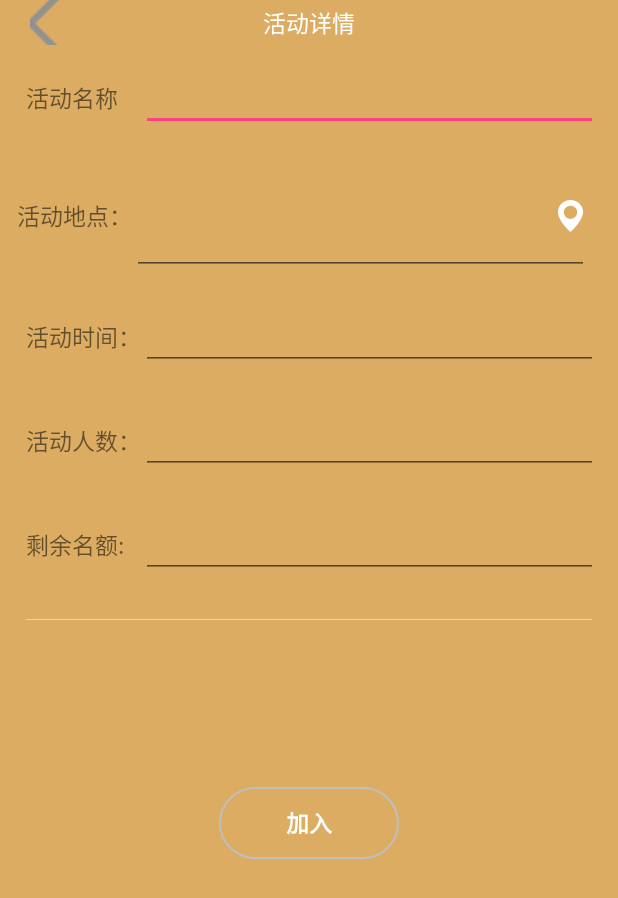
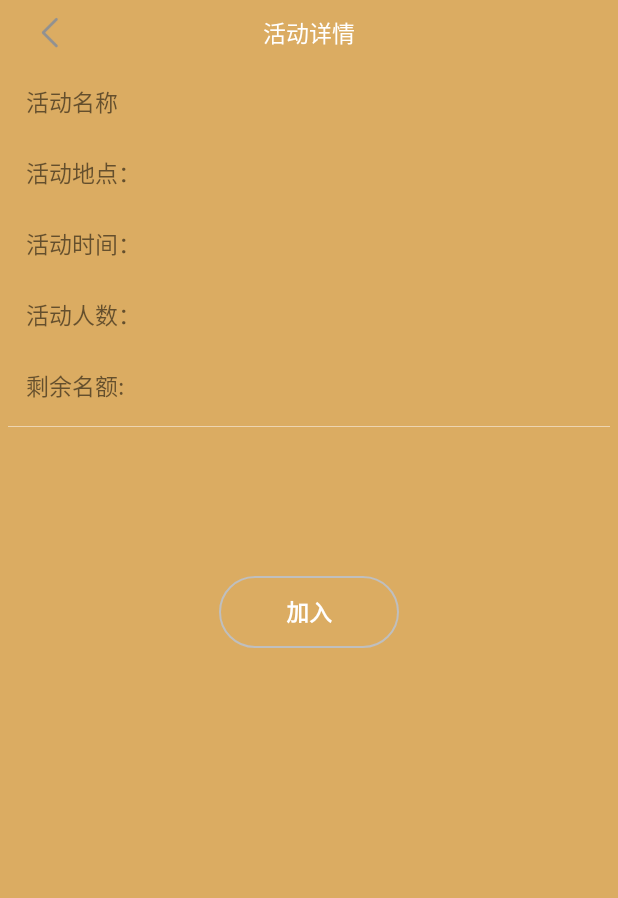
Before and after one commit to WeihaoJiang/sport, an Android app: the PublishFragment screen opened directly, with no data from a screen before it, on a phone screen of 412 x 824 dp. Shown: the top 898 px of the screen. Run offline under Robolectric (Android 15) with nearby library versions, the phone set to English and light mode, and no system bars; our stand-ins replace CircleImageView, EventBus; libraries missing offline, so code that uses them is left out: com.avos.avoscloud, com.bin.david; 6 statements that could not run were skipped.

Commit message:
update:活动详情页

```diff
--- a/app/src/main/java/com/example/jiangweihao/sport/coding/fragment/PublishFragment.java
+++ b/app/src/main/java/com/example/jiangweihao/sport/coding/fragment/PublishFragment.java
@@ -38,7 +38,7 @@ import java.io.InputStream;
  */
 public class PublishFragment extends Fragment {
    // Context mBase;
-    EditText mtitle,mprice,description,phoneNum,num;
+   TextView mtitle,mprice,description,phoneNum,num;
     ImageView mImageViewSelect;
     TextView classify, user_message;
     EditText tele, e_mail, user_name;
@@ -71,10 +71,10 @@ public class PublishFragment extends Fragment {
 
         View view = inflater.inflate(R.layout.fragment_publish, container, false);
         //classify = (TextView) view.findViewById(R.id.classify);
-        mtitle = (EditText) view.findViewById(R.id.etpoduct_name);
-        mprice = (EditText) view.findViewById(R.id.time);
-        description = (EditText) view.findViewById(R.id.address);
-        phoneNum = (EditText)view.findViewById(R.id.phone_num);
+        mtitle = (TextView) view.findViewById(R.id.etpoduct_name);
+        mprice = (TextView) view.findViewById(R.id.time);
+        description = (TextView) view.findViewById(R.id.address);
+        phoneNum = (TextView)view.findViewById(R.id.phone_num);
         mImageViewSelect = (ImageView) view.findViewById(R.id.imageview_select_publish);
         num = view.findViewById(R.id.button_sub_num);
 //        Button mButtonSelect = (Button) view.findViewById(R.id.button_select_picture);
--- a/app/src/main/res/layout/activity_detail1.xml
+++ b/app/src/main/res/layout/activity_detail1.xml
@@ -13,12 +13,13 @@
         <RelativeLayout
             android:id="@+id/rl_title"
             android:layout_width="match_parent"
-            android:layout_height="30dp">
+            android:layout_height="44dp">
             <ImageView
                 android:id="@+id/iv_back"
                 android:layout_width="30dp"
                 android:layout_height="30dp"
-                android:scaleType="center"
+                android:scaleType="centerInside"
+                android:layout_centerVertical="true"
                 android:layout_marginLeft="@dimen/dp_20"
                 android:src="@drawable/icon_pic_back_ns" />
 
--- a/app/src/main/res/layout/fragment_publish.xml
+++ b/app/src/main/res/layout/fragment_publish.xml
@@ -1,8 +1,7 @@
 <ScrollView xmlns:android="http://schemas.android.com/apk/res/android"
     xmlns:tools="http://schemas.android.com/tools"
     android:layout_width="match_parent"
-    android:layout_height="match_parent"
-   >
+    android:layout_height="match_parent">
 
     <LinearLayout
         android:layout_width="match_parent"
@@ -12,9 +11,9 @@
         <TableLayout
             android:layout_width="match_parent"
             android:layout_height="match_parent"
+            android:layout_gravity="center_horizontal"
             android:layout_marginLeft="5dp"
             android:layout_marginRight="5dp"
-            android:layout_gravity="center_horizontal"
             android:stretchColumns="1">
 
             <TableRow android:padding="12dp">
@@ -25,27 +24,29 @@
                     android:text="活动名称"
                     android:textSize="15sp" />
 
-                <EditText
+                <TextView
                     android:id="@+id/etpoduct_name"
                     android:layout_width="match_parent"
                     android:layout_height="wrap_content"
                     android:singleLine="true" />
             </TableRow>
 
-            <TableRow android:padding="6dp">
+            <TableRow android:padding="12dp">
+
                 <TextView
                     android:layout_width="wrap_content"
                     android:layout_height="wrap_content"
                     android:text="活动地点："
                     android:textSize="15sp" />
-                <EditText
+
+                <TextView
                     android:id="@+id/address"
                     android:layout_width="wrap_content"
                     android:layout_height="wrap_content"
-                    android:lines="3"
-                    android:textSize="15sp"
-                    android:drawableRight="@mipmap/card_weather_changecityicon"
-                    android:layout_marginRight="@dimen/dp_20"/>
+                    android:layout_marginRight="@dimen/dp_20"
+                    android:singleLine="false"
+                    android:maxLines="3"
+                    android:textSize="15sp" />
 
             </TableRow>
 
@@ -58,12 +59,13 @@
                     android:text="活动时间："
                     android:textSize="15sp" />
 
-                <EditText
+                <TextView
                     android:id="@+id/time"
                     android:layout_width="match_parent"
                     android:layout_height="wrap_content"
                     android:singleLine="true" />
             </TableRow>
+
             <TableRow android:padding="12dp">
 
                 <TextView
@@ -72,7 +74,7 @@
                     android:text="活动人数："
                     android:textSize="15sp" />
 
-                <EditText
+                <TextView
                     android:id="@+id/phone_num"
                     android:layout_width="match_parent"
                     android:layout_height="wrap_content"
@@ -88,24 +90,13 @@
                     android:text="剩余名额:"
                     android:textSize="15sp" />
 
-                <EditText
+                <TextView
                     android:id="@+id/button_sub_num"
                     android:layout_width="match_parent"
                     android:layout_height="wrap_content"
                     android:singleLine="true" />
             </TableRow>
-            <TableRow android:padding="12dp">
 
-<!--                <Button-->
-<!--                    android:id="@+id/button_select_picture"-->
-<!--                    style="?android:textAppearanceSmall"-->
-<!--                    android:layout_width="120dp"-->
-<!--                    android:layout_height="60dp"-->
-<!--                    android:layout_marginTop="3dp"-->
-<!--                    android:layout_marginRight="10dp"-->
-<!--                    android:layout_weight="1"-->
-<!--                    android:text="视图冲击"-->
-<!--                    android:textStyle="bold" />-->
 
             <ImageView
                 android:id="@+id/imageview_select_publish"
@@ -115,8 +106,6 @@
                 android:layout_weight="1"
                 android:scaleType="centerCrop"
                 android:src="@android:drawable/screen_background_light_transparent" />
-            </TableRow>
-
 
 
             <ProgressBar
@@ -135,6 +124,4 @@
     </LinearLayout>
 
 
-
-
 </ScrollView>
```
Lines whose indentation alone changed are shown as unchanged.
